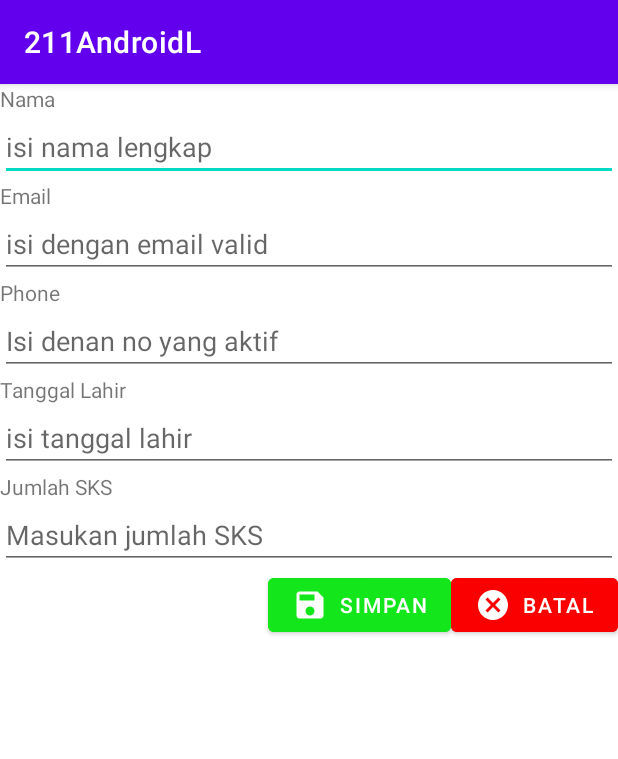
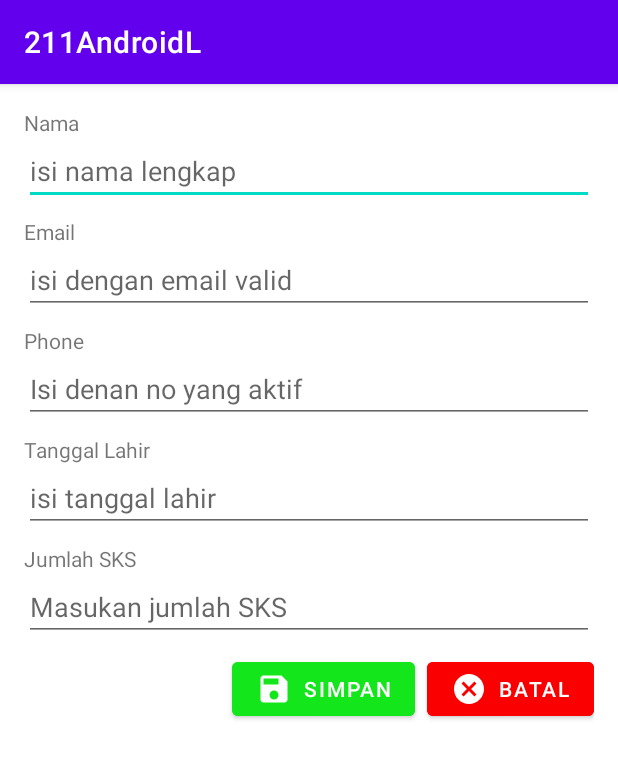
Before and after one commit to ardimhmmd/211AndroidL-5-MuhammadArdi, an Android app: the screen it shows after launch (MainActivity), on a phone screen of 412 x 824 dp. Shown: the top 759 px of the screen. Run offline under Robolectric (Android 15) with nearby library versions, the phone set to English and light mode, and no system bars.

Commit message:
padding dan margin

```diff
--- a/app/src/main/res/layout/activity_main.xml
+++ b/app/src/main/res/layout/activity_main.xml
@@ -5,6 +5,7 @@
     android:layout_width="match_parent"
     android:layout_height="match_parent"
     android:orientation="vertical"
+    android:padding="16dp"
     tools:context=".MainActivity">
 
     <TextView
@@ -19,6 +20,7 @@
         android:hint="@string/isi_nama_lengkap"
         android:inputType="textPersonName"
         android:autofillHints="name"
+        android:layout_marginBottom="8dp"
         />
 
     <TextView
@@ -33,6 +35,7 @@
         android:hint="@string/isi_dengan_email_valid"
         android:inputType="textEmailAddress"
         android:autofillHints="emailAddress"
+        android:layout_marginBottom="8dp"
         />
 
     <TextView
@@ -47,6 +50,7 @@
         android:hint="@string/isi_denan_no_yang_aktif"
         android:inputType="phone"
         android:autofillHints="phone"
+        android:layout_marginBottom="8dp"
         />
 
     <TextView
@@ -61,6 +65,7 @@
         android:hint="@string/isi_tanggal_lahir"
         android:inputType="date"
         android:autofillHints="name"
+        android:layout_marginBottom="8dp"
         />
 
     <TextView
@@ -75,6 +80,7 @@
         android:hint="@string/masukan_jumlah_sks"
         android:inputType="number"
         android:autofillHints="phone"
+        android:layout_marginBottom="8dp"
         />
 
     <LinearLayout
@@ -89,6 +95,7 @@
         android:text="@string/simpan"
         android:backgroundTint="@color/success"
         android:drawableLeft="@drawable/ic_baseline_save_24"
+        android:layout_marginEnd="8dp"
         />
 
     <Button
```
